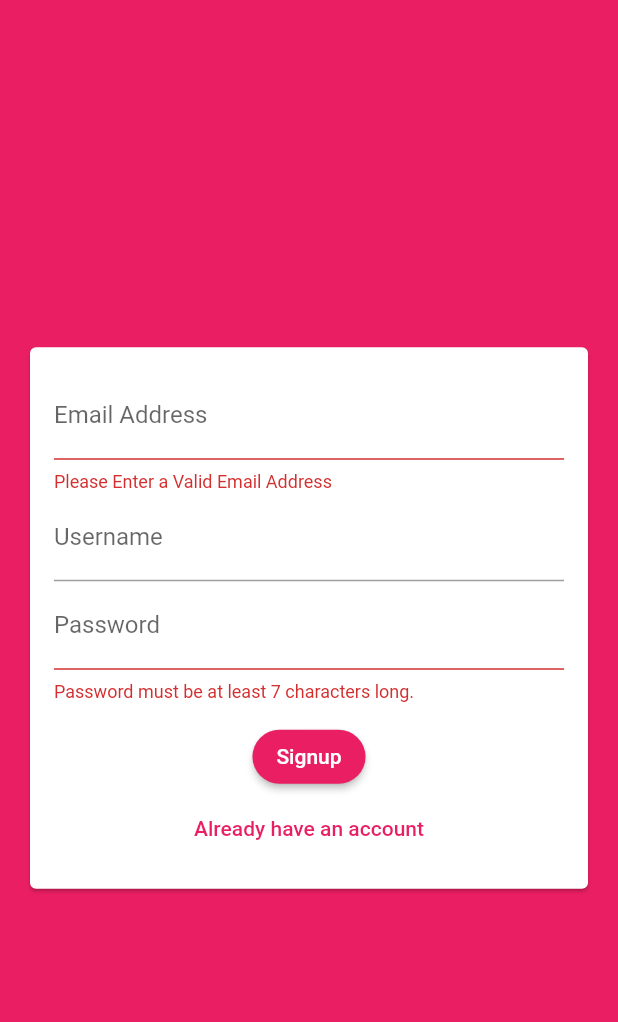
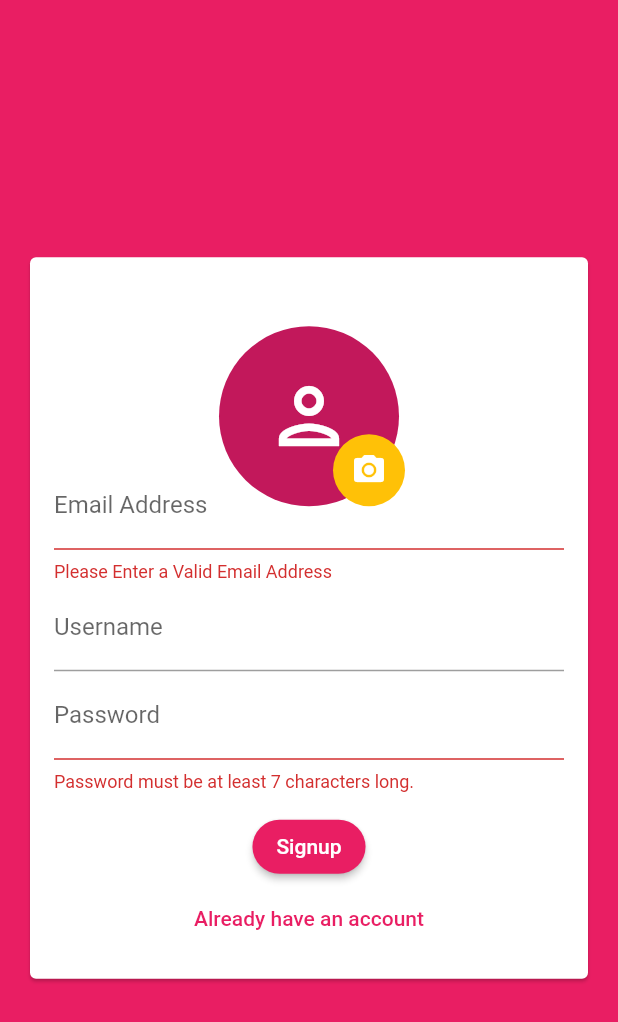
Before and after one commit to SourabhSaraswat-191939/Flutter_Projects, a Flutter app: the screen it shows after launch, after a tap on "Login", after a tap on "Create New Account", on a phone screen of 412 x 824 dp. Shown: the top 1022 px of the screen. Run offline on Flutter 3.47's test engine with Material 2 defaults, Android fonts, the phone set to English and light mode, and no system bars; our stand-ins replace cloud_firestore, firebase_auth, firebase_storage, image_picker, location, shared_preferences and 1 more; accounts and stored records are empty.

Commit message:
Update Chat Features and Authentication.
Signed-off-by: Sourabh Saraswat <saraswatsourabh5@gmail.com>

```diff
--- a/chat_app/lib/main.dart
+++ b/chat_app/lib/main.dart
@@ -1,4 +1,6 @@
 import 'package:flutter/material.dart';
+import 'package:flutter/services.dart';
+import 'package:firebase_auth/firebase_auth.dart';
 import './screens/chat_screen.dart';
 import './screens/auth_screen.dart';
 
@@ -10,6 +12,12 @@ class MyApp extends StatelessWidget {
   // This widget is the root of your application.
   @override
   Widget build(BuildContext context) {
+    SystemChrome.setPreferredOrientations([
+      DeviceOrientation.landscapeLeft,
+      DeviceOrientation.landscapeRight,
+      DeviceOrientation.portraitDown,
+      DeviceOrientation.portraitUp,
+    ]);
     return MaterialApp(
       debugShowCheckedModeBanner: false,
       title: 'Flutter Chat',
@@ -26,7 +34,14 @@ class MyApp extends StatelessWidget {
           ),
         ),
       ),
-      home: AuthScreen(),
+      home: StreamBuilder(
+          stream: FirebaseAuth.instance.onAuthStateChanged,
+          builder: (ctx, userSnapshot) {
+            if (userSnapshot.hasData) {
+              return ChatScreen();
+            }
+            return AuthScreen();
+          }),
     );
   }
 }
--- a/chat_app/lib/widgets/auth/auth_form.dart
+++ b/chat_app/lib/widgets/auth/auth_form.dart
@@ -1,13 +1,18 @@
+import 'dart:io';
 import 'package:flutter/material.dart';
+import '../pickers/user_image_picker.dart';
 
 class AuthForm extends StatefulWidget {
   final void Function(
     String email,
     String password,
     String username,
+    File? userImage,
     bool isLogin,
+    BuildContext ctx,
   ) submitFunc;
-  const AuthForm(this.submitFunc);
+  final bool isLoading;
+  const AuthForm(this.submitFunc, this.isLoading);
 
   @override
   _AuthFormState createState() => _AuthFormState();
@@ -19,13 +24,26 @@ class _AuthFormState extends State<AuthForm> {
   var _userEmail = '';
   var _userName = '';
   var _userPassword = '';
+  File? _userImageFile;
+
+  void pickedImage(File image) {
+    _userImageFile = image;
+  }
 
   void _trySubmit() {
     var isValid = _formKey.currentState!.validate();
     FocusScope.of(context).unfocus();
+    if (_userImageFile == null) {
+      ScaffoldMessenger.of(context).showSnackBar(SnackBar(
+        content: Text('Please pick an Image.'),
+        backgroundColor: Theme.of(context).errorColor,
+      ));
+      return;
+    }
     if (isValid) {
       _formKey.currentState!.save();
-      widget.submitFunc(_userEmail, _userPassword, _userName, _isLogin);
+      widget.submitFunc(_userEmail.trim(), _userPassword.trim(),
+          _userName.trim(), _userImageFile, _isLogin, context);
     }
   }
 
@@ -41,6 +59,7 @@ class _AuthFormState extends State<AuthForm> {
               child: Column(
                 mainAxisSize: MainAxisSize.min,
                 children: [
+                  if (!_isLogin) UserImagePicker(pickedImage),
                   TextFormField(
                     key: ValueKey('email'),
                     keyboardType: TextInputType.emailAddress,
@@ -102,6 +121,8 @@ class _AuthFormState extends State<AuthForm> {
                   SizedBox(
                     height: 12,
                   ),
+                  if (widget.isLoading) CircularProgressIndicator(),
+                  if (!widget.isLoading)
                     ElevatedButton(
                       onPressed: _trySubmit,
                       child: Text(_isLogin ? 'Login' : 'Signup'),
@@ -110,6 +131,7 @@ class _AuthFormState extends State<AuthForm> {
                             borderRadius: BorderRadius.circular(20)),
                       ),
                     ),
+                  if (!widget.isLoading)
                     TextButton(
                       onPressed: () {
                         setState(() {
--- /dev/null
+++ b/chat_app/lib/widgets/pickers/user_image_picker.dart
@@ -0,0 +1,71 @@
+import 'dart:io';
+import 'package:flutter/material.dart';
+import 'package:image_picker/image_picker.dart';
+
+class UserImagePicker extends StatefulWidget {
+  final Function(File pickedImage) imagePickedFn;
+  const UserImagePicker(this.imagePickedFn);
+
+  @override
+  _UserImagePickerState createState() => _UserImagePickerState();
+}
+
+class _UserImagePickerState extends State<UserImagePicker> {
+  File? _storedImage;
+  void _pickImage() async {
+    final pickedImageFile = await ImagePicker.platform.pickImage(
+        source: ImageSource.camera,
+        imageQuality: 50,
+        maxHeight: 150,
+        maxWidth: 150);
+    if (pickedImageFile == null) {
+      return;
+    }
+    setState(() {
+      _storedImage = File(pickedImageFile.path);
+    });
+    widget.imagePickedFn(_storedImage!);
+  }
+
+  @override
+  Widget build(BuildContext context) {
+    return Transform.translate(
+      offset: Offset(0, 30),
+      child: Stack(children: [
+        Padding(
+          padding: const EdgeInsets.symmetric(horizontal: 16.0, vertical: 0),
+          child: CircleAvatar(
+            radius: 60,
+            child: Center(
+              child: _storedImage != null
+                  ? null
+                  : Icon(
+                      Icons.person_outlined,
+                      size: 60,
+                    ),
+            ),
+            backgroundImage:
+                _storedImage == null ? null : FileImage(_storedImage!),
+          ),
+        ),
+        Positioned(
+          bottom: 0,
+          right: 12,
+          child: Container(
+            decoration: BoxDecoration(
+              borderRadius: BorderRadius.circular(25),
+              color: Colors.amber,
+            ),
+            child: IconButton(
+              onPressed: _pickImage,
+              icon: Icon(
+                Icons.camera_alt,
+                color: Colors.white,
+              ),
+            ),
+          ),
+        ),
+      ]),
+    );
+  }
+}
--- a/chat_app/pubspec.yaml
+++ b/chat_app/pubspec.yaml
@@ -25,6 +25,8 @@ dependencies:
     sdk: flutter
   cloud_firestore: ^0.13.5
   firebase_auth: ^0.16.1
+  image_picker: ^0.6.7+22
+  firebase_storage: ^3.1.6
 
   # The following adds the Cupertino Icons font to your application.
   # Use with the CupertinoIcons class for iOS style icons.
```
Also changed, not shown: chat_app/lib/screens/auth_screen.dart (+35 -3 lines), chat_app/lib/screens/chat_screen.dart (+50 -28 lines), chat_app/lib/widgets/chat/message_bubble.dart (added, +56 -0 lines), chat_app/lib/widgets/chat/messages.dart (added, +46 -0 lines), chat_app/lib/widgets/chat/new_message.dart (added, +56 -0 lines), chat_app/pubspec.lock, 1 other file. Lines whose indentation alone changed are shown as unchanged.
